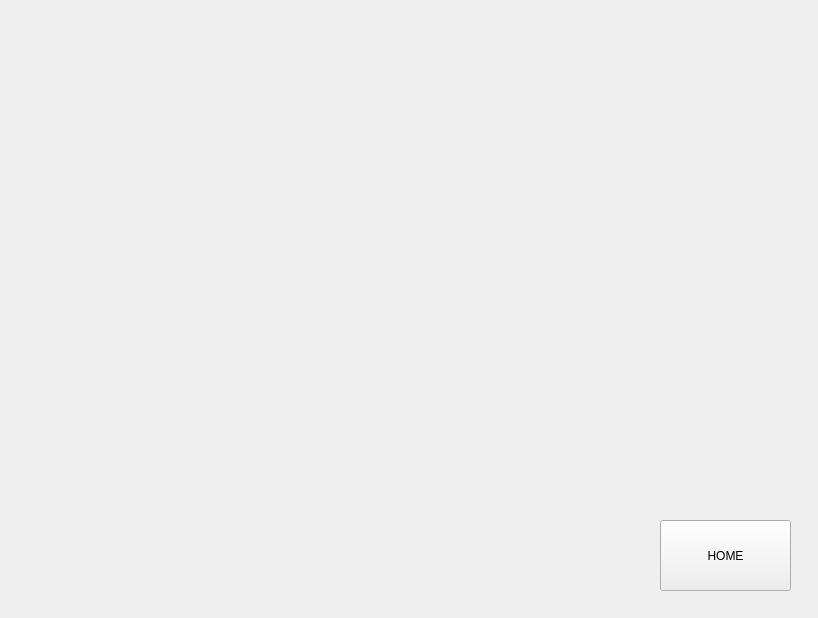
Above: Qt/data.ui from yong-ggori/Smart-Factory before the change. Below: the same form after it.
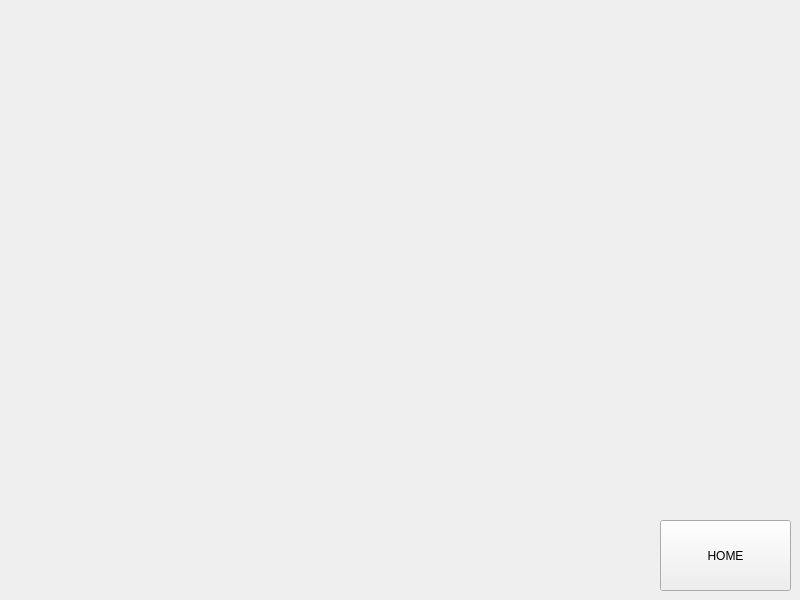
That is the form after the change.

What changed in the file:
```diff
--- a/Qt/data.ui
+++ b/Qt/data.ui
@@ -6,8 +6,8 @@
    <rect>
     <x>0</x>
     <y>0</y>
-    <width>818</width>
-    <height>618</height>
+    <width>800</width>
+    <height>600</height>
    </rect>
   </property>
   <property name="windowTitle">
@@ -29,8 +29,8 @@
   <widget class="QWidget" name="verticalLayoutWidget">
    <property name="geometry">
     <rect>
-     <x>10</x>
-     <y>50</y>
+     <x>20</x>
+     <y>20</y>
      <width>781</width>
      <height>461</height>
     </rect>
```
